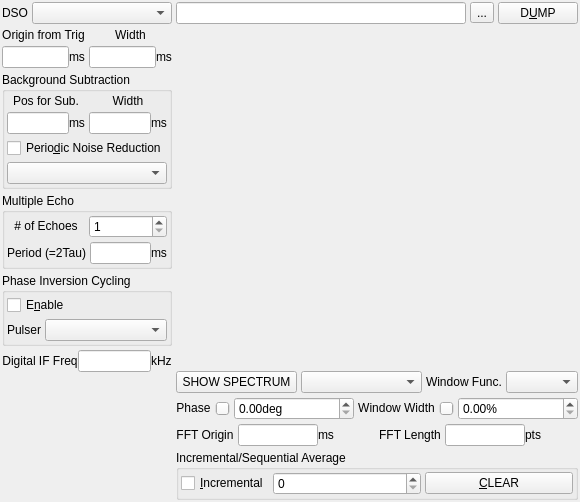
Above: modules/nmr/nmrpulseform.ui from northriv/KAME before the change. Below: the same form after it.
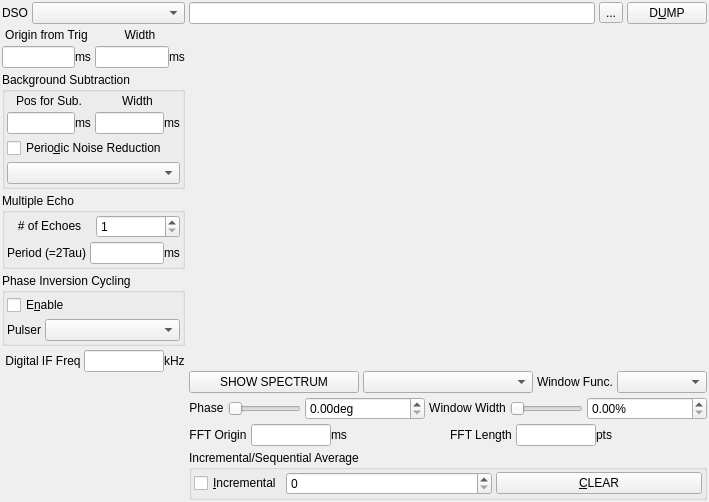
That is the form after the change. Custom widgets are drawn as their Qt base class.

The edit to the form file:
```diff
--- a/modules/nmr/nmrpulseform.ui
+++ b/modules/nmr/nmrpulseform.ui
@@ -6,7 +6,7 @@
    <rect>
     <x>0</x>
     <y>0</y>
-    <width>546</width>
+    <width>709</width>
     <height>502</height>
    </rect>
   </property>
```
Left out of the diff: 56 changed lines with no effect on the pictures. Lines whose indentation alone changed are shown as unchanged.
